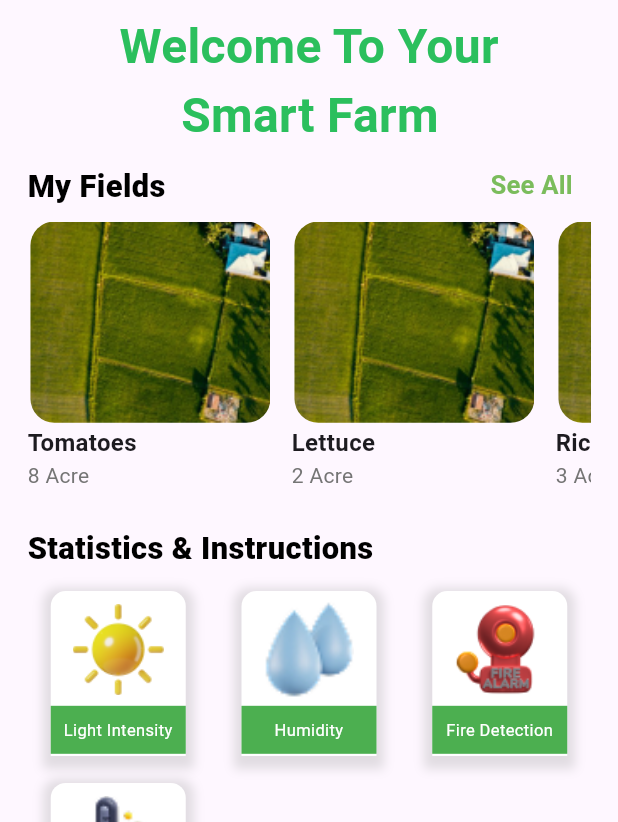
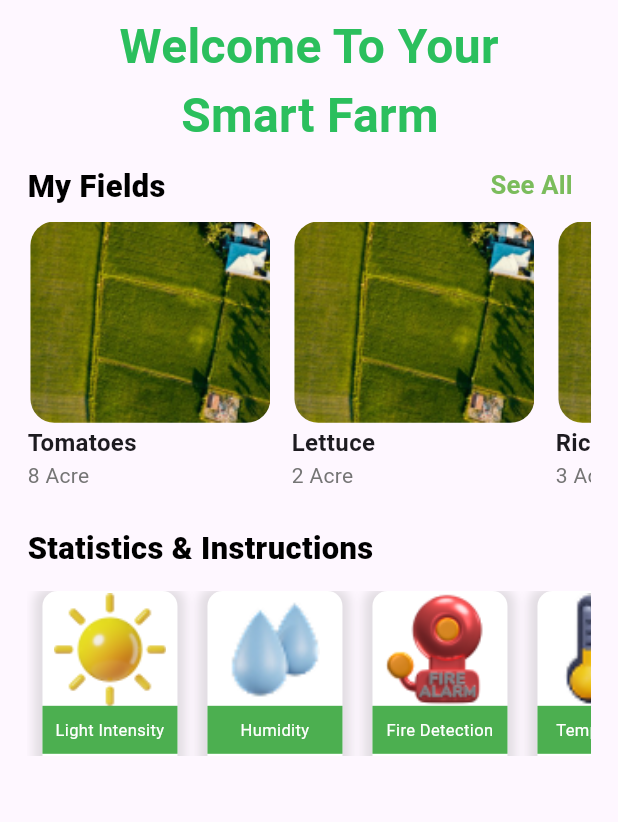
Before and after one commit to AbdallahEssam58/smartfarm_with_iot_app, a Flutter app: the HomeTab screen opened by its route, on a phone screen of 412 x 824 dp, the part 414-1236 px from its top. Run offline on Flutter 3.47's test engine with Material 3 defaults, Android fonts, the phone set to English and light mode, and no system bars; our stand-ins replace carousel_slider, cloud_firestore, firebase_auth, firebase_core, flutter_screenutil, flutter_signin_button and 2 more; accounts and stored records are empty.

Commit message:
Edit sccreen Statistics commit

```diff
--- a/lib/home/tabs/home_tab.dart
+++ b/lib/home/tabs/home_tab.dart
@@ -34,7 +34,7 @@ class HomeTab extends StatelessWidget {
           IconButton(
             onPressed: () {
               FirebaseAuth.instance.signOut();
-              Navigator.pushNamed(context,OnboardingScreen.routeName );
+              Navigator.pushNamed(context, OnboardingScreen.routeName);
             },
             icon: Icon(
               Icons.logout,
@@ -121,10 +121,9 @@ class HomeTab extends StatelessWidget {
                 ),
               ),
               SizedBox(height: 12.h),
-              Wrap(
-                spacing: 15.w,
-                runSpacing: 15.h,
-                alignment: WrapAlignment.start,
+              SingleChildScrollView(
+                scrollDirection: Axis.horizontal,
+                child: Row(
                   children: [
                     Statcard(
                         label: "Light Intensity",
@@ -154,6 +153,8 @@ class HomeTab extends StatelessWidget {
                                 builder: (context) => Temperature()))),
                   ],
                 ),
+              ),
+
               // SizedBox(height: 10.h),
             ],
           ),
@@ -249,7 +250,7 @@ class Statcard extends StatelessWidget {
           children: [
             Image.asset(
               imagePath,
-              width: 61,
+              width: 90,
               height: 75,
               fit: BoxFit.contain,
             ),
```
Lines whose indentation alone changed are shown as unchanged.
